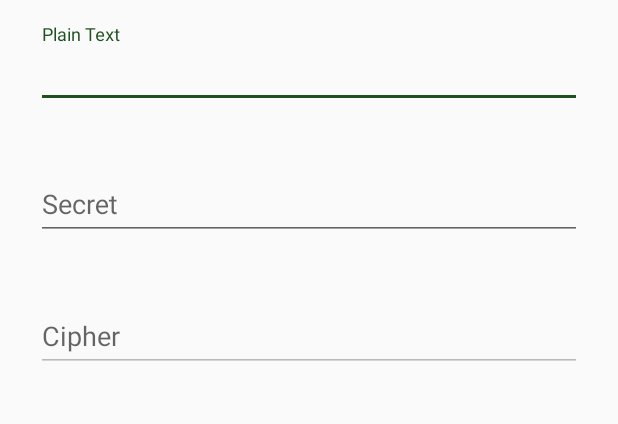
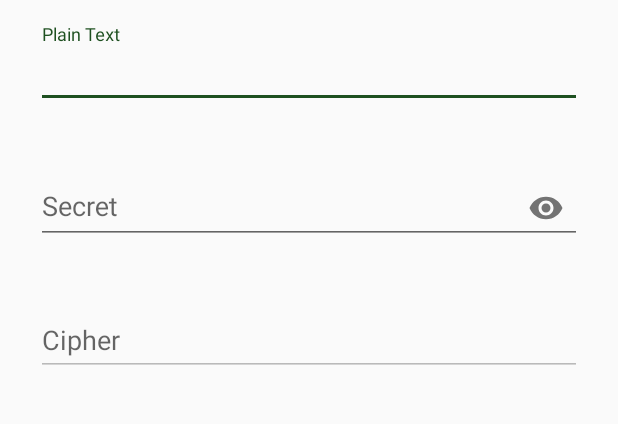
Before and after one commit to ZVernam/android, an Android app: the screen it shows after launch (MainActivity), on a phone screen of 412 x 824 dp, the part 205-629 px from its top. Run offline under Robolectric (Android 15) with nearby library versions, the phone set to English and light mode, and no system bars.

Commit message:
add password toggle

```diff
--- a/app/src/main/res/layout/inputs_layout.xml
+++ b/app/src/main/res/layout/inputs_layout.xml
@@ -1,5 +1,6 @@
 <?xml version="1.0" encoding="utf-8"?>
-<merge xmlns:android="http://schemas.android.com/apk/res/android">
+<merge xmlns:android="http://schemas.android.com/apk/res/android"
+    xmlns:app="http://schemas.android.com/apk/res-auto">
 
     <com.google.android.material.textfield.TextInputLayout
         android:layout_width="match_parent"
@@ -20,7 +21,8 @@
     <com.google.android.material.textfield.TextInputLayout
         android:layout_width="match_parent"
         android:layout_height="wrap_content"
-        android:paddingVertical="@dimen/default_padding">
+        android:paddingVertical="@dimen/default_padding"
+        app:passwordToggleEnabled="true">
 
         <com.google.android.material.textfield.TextInputEditText
             android:id="@+id/password"
```
